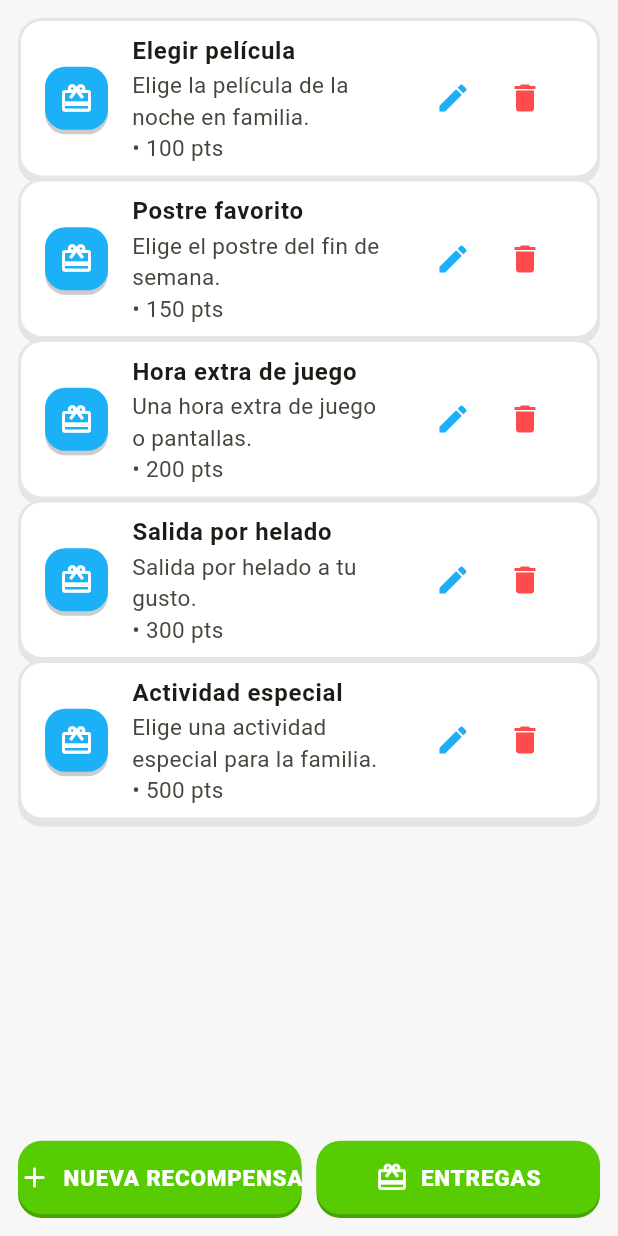
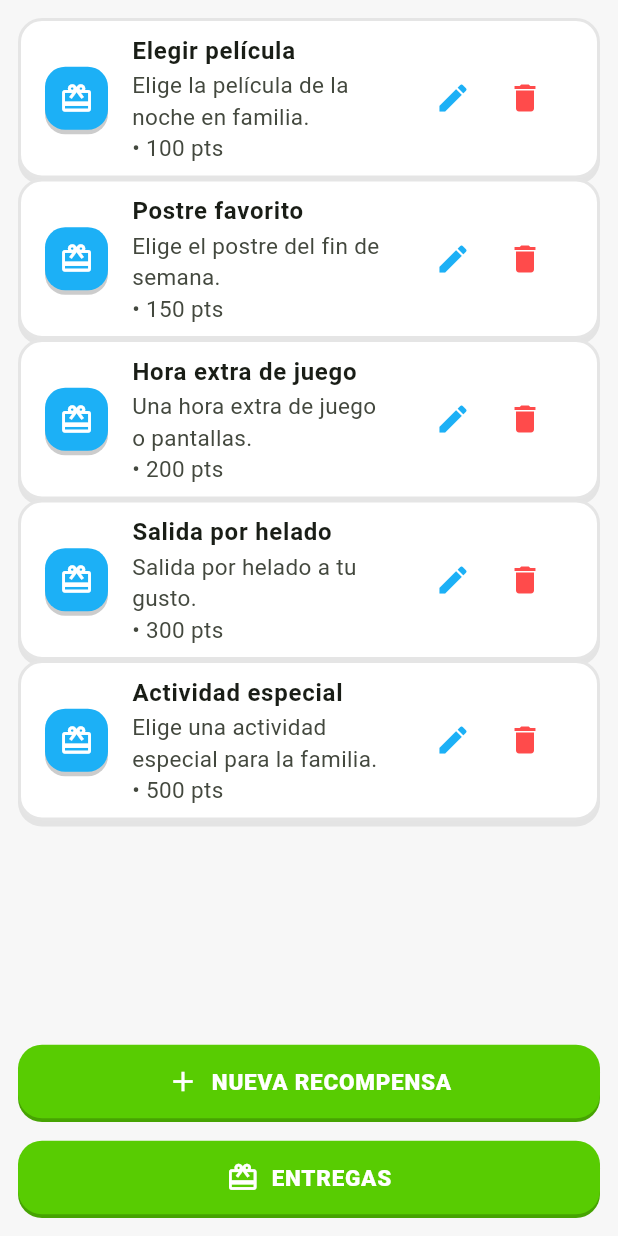
Before and after one commit to Legend-cop/hogarquest, a Flutter app: the _AdminRewardsView widget shown alone on an empty page, opened directly with empty values, on a phone screen of 412 x 824 dp. Run offline on Flutter 3.47's test engine with Material 3 defaults, Android fonts, the phone set to English and light mode, and no system bars; our stand-ins replace audioplayers, firebase_core, firebase_messaging, flutter_local_notifications, image_picker, shared_preferences; missing offline and left inert: dart:html; accounts and stored records are empty; network calls fail.

Commit message:
ui: botones de recompensas a ancho completo para que el texto no se desborde en celular

```diff
--- a/lib/screens/rewards_screen.dart
+++ b/lib/screens/rewards_screen.dart
@@ -181,24 +181,21 @@ class _AdminRewardsViewState extends State<_AdminRewardsView> {
         ),
         Padding(
           padding: const EdgeInsets.all(12),
-          child: Row(
+          child: Column(
+            crossAxisAlignment: CrossAxisAlignment.stretch,
             children: [
-              Expanded(
-                child: DuoButton(
+              DuoButton(
                 label: 'Nueva recompensa',
                 icon: Icons.add,
                 onPressed: () => _nuevaRecompensa(context),
               ),
-              ),
-              const SizedBox(width: 10),
-              Expanded(
-                child: DuoButton(
+              const SizedBox(height: 10),
+              DuoButton(
                 label: 'Entregas',
                 icon: Icons.redeem,
                 onPressed: () => showDialog(
                   context: context,
                   builder: (_) => _EntregaCanjesDialog(app: widget.app),
-                  ),
                 ),
               ),
             ],
```
Also changed, not shown: 2 other files. Lines whose indentation alone changed are shown as unchanged.
